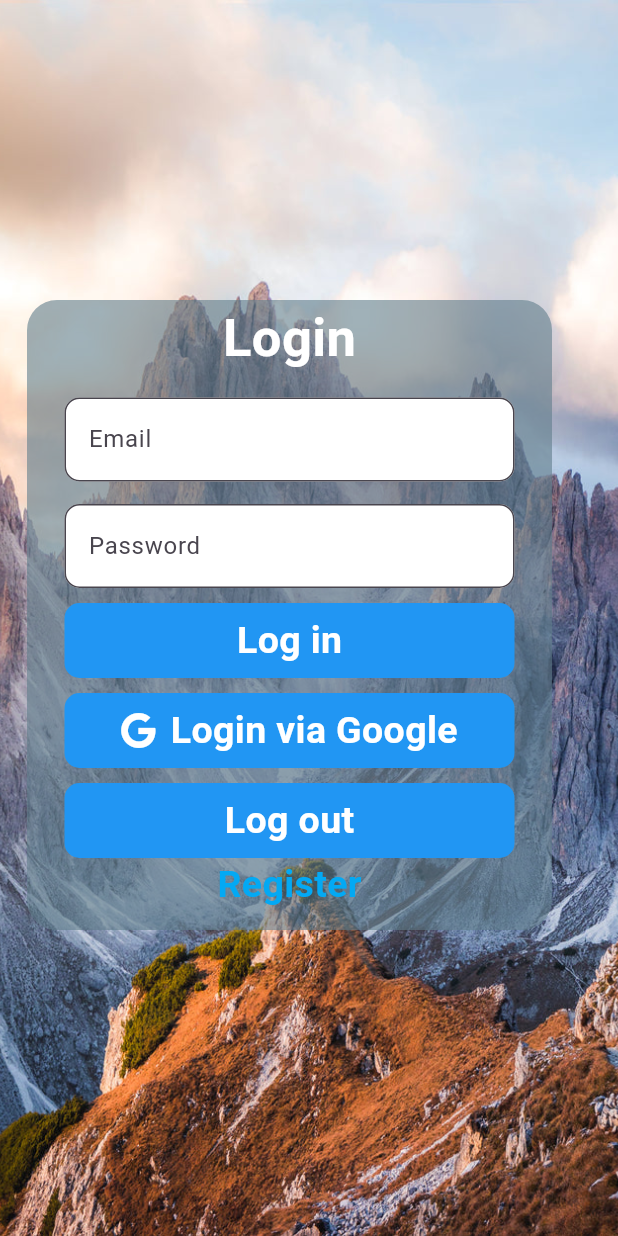
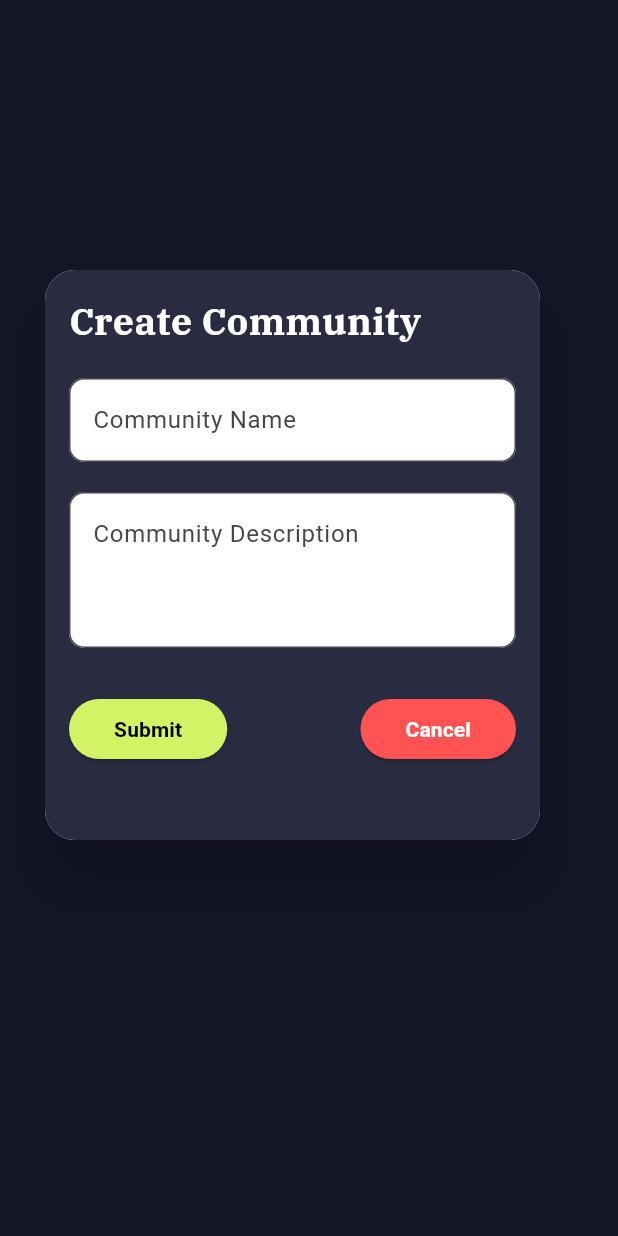
Before and after one commit to chakshit2004h/treckify, a Flutter app: the screen it shows after launch, on a phone screen of 412 x 824 dp. Run offline on Flutter 3.47's test engine with Material 3 defaults, Android fonts, the phone set to English and light mode, and no system bars; our stand-ins replace font_awesome_flutter.

Commit message:
Initial commit

```diff
--- a/lib/main.dart
+++ b/lib/main.dart
@@ -1,4 +1,6 @@
 import 'package:flutter/material.dart';
+import 'package:treckify/pages/communities.dart';
+import 'package:treckify/pages/createcommunity.dart';
 import 'package:treckify/pages/home.dart';
 import 'package:treckify/pages/login.dart';
 import 'package:treckify/pages/signup.dart';
@@ -36,7 +38,7 @@ class MyApp extends StatelessWidget {
         colorScheme: ColorScheme.fromSeed(seedColor: Colors.deepPurple),
         useMaterial3: true,
       ),
-      home: const Login(),
+      home: const Create_Community(),
     );
   }
 }
--- /dev/null
+++ b/lib/pages/createcommunity.dart
@@ -0,0 +1,131 @@
+import 'package:flutter/material.dart';
+import 'dart:ui';
+
+import 'package:treckify/pages/communities.dart'; // For using the blur effect
+
+class Create_Community extends StatefulWidget {
+  const Create_Community({super.key});
+
+  @override
+  State<Create_Community> createState() => _Create_CommunityState();
+}
+
+class _Create_CommunityState extends State<Create_Community> {
+  @override
+  Widget build(BuildContext context) {
+    return Scaffold(
+      body: Stack(
+        children: [
+          // Background container
+          Container(
+            width: double.infinity,
+            height: double.infinity,
+            color: const Color(0xFF141527),
+          ),
+          // Adding blur effect to the background
+          Positioned.fill(
+            child: BackdropFilter(
+              filter: ImageFilter.blur(sigmaX: 10.0, sigmaY: 10.0), // Blur effect
+              child: Container(
+                color: Colors.black.withOpacity(0), // Transparent color to allow blur effect
+              ),
+            ),
+          ),
+          // Foreground content
+          Positioned(
+            top: 180,
+            left: 30,
+            child: Material(
+              elevation: 15,
+              borderRadius: BorderRadius.circular(20),
+              child: Container(
+                width: 330,
+                height: 380, // Increased height for more content
+                decoration: BoxDecoration(
+                  color: const Color(0xFF292B40),
+                  borderRadius: BorderRadius.circular(20),
+                ),
+                child: Padding(
+                  padding: const EdgeInsets.all(16.0),
+                  child: Column(
+                    crossAxisAlignment: CrossAxisAlignment.start,
+                    children: [
+                      const Text(
+                        "Create Community",
+                        style: TextStyle(
+                          color: Colors.white,
+                          fontWeight: FontWeight.bold,
+                          fontFamily: "ibm",
+                          fontSize: 25,
+                        ),
+                      ),
+                      const SizedBox(height: 20),
+                      // Community Name TextField
+                      TextField(
+                        decoration: InputDecoration(
+                          filled: true,
+                          fillColor: Colors.white,
+                          hintText: 'Community Name',
+                          border: OutlineInputBorder(
+                            borderRadius: BorderRadius.circular(10),
+                          ),
+                        ),
+                      ),
+                      const SizedBox(height: 20),
+                      // Community Description TextField
+                      TextField(
+                        maxLines: 3, // Allowing multiple lines for description
+                        decoration: InputDecoration(
+                          filled: true,
+                          fillColor: Colors.white,
+                          hintText: 'Community Description',
+                          border: OutlineInputBorder(
+                            borderRadius: BorderRadius.circular(10),
+                          ),
+                        ),
+                      ),
+                      const SizedBox(height: 30),
+                      // Row for Submit and Cancel buttons
+                      Row(
+                        mainAxisAlignment: MainAxisAlignment.spaceBetween,
+                        children: [
+                          ElevatedButton(
+                            onPressed: () {
+                              // Handle Submit action
+                            },
+                            style: ElevatedButton.styleFrom(
+                              backgroundColor: const Color(0xFFD2F366),
+                              padding: const EdgeInsets.symmetric(horizontal: 30, vertical: 10),
+                            ),
+                            child: const Text(
+                              'Submit',
+                              style: TextStyle(color: Colors.black, fontWeight: FontWeight.bold),
+                            ),
+                          ),
+                          ElevatedButton(
+                            onPressed: () {
+                              // Handle Cancel action
+                              Navigator.push(context,MaterialPageRoute(builder: (context) => Communities())); // Close the current screen
+                            },
+                            style: ElevatedButton.styleFrom(
+                              backgroundColor: Colors.redAccent,
+                              padding: const EdgeInsets.symmetric(horizontal: 30, vertical: 10),
+                            ),
+                            child: const Text(
+                              'Cancel',
+                              style: TextStyle(color: Colors.white, fontWeight: FontWeight.bold),
+                            ),
+                          ),
+                        ],
+                      ),
+                    ],
+                  ),
+                ),
+              ),
+            ),
+          ),
+        ],
+      ),
+    );
+  }
+}
--- a/lib/pages/home.dart
+++ b/lib/pages/home.dart
@@ -1,4 +1,6 @@
 import 'package:flutter/material.dart';
+
+import 'communities.dart';
 
 void main() {
   runApp(const MyApp());
@@ -116,7 +118,7 @@ class _HomeState extends State<Home> {
               leading: const Icon(Icons.group, color: Colors.white),
               title: const Text('Communities', style: TextStyle(color: Colors.white)),
               onTap: () {
-                Navigator.pop(context); // Handle communities tap
+                Navigator.push(context, MaterialPageRoute(builder: (context) => Communities())); // Handle communities tap
               },
             ),
             ListTile(
--- /dev/null
+++ b/lib/pages/join.dart
@@ -0,0 +1,15 @@
+import 'package:flutter/material.dart';
+
+class Join_community extends StatefulWidget {
+  const Join_community({super.key});
+
+  @override
+  State<Join_community> createState() => _Join_communityState();
+}
+
+class _Join_communityState extends State<Join_community> {
+  @override
+  Widget build(BuildContext context) {
+    return const Placeholder();
+  }
+}
```
Also changed, not shown: lib/pages/communities.dart (added, +300 -0 lines), assets/images/uttarakhand.jpeg (added).
